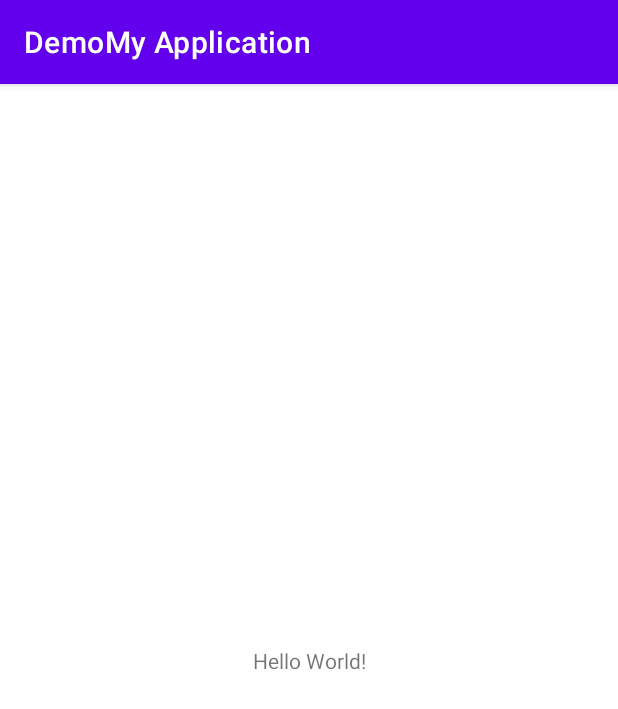
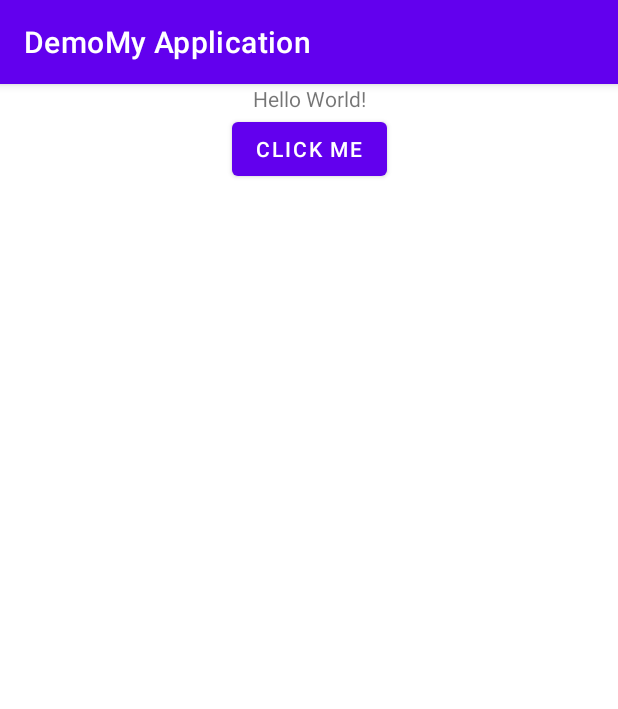
Before and after one commit to SeppeBe1/AndroidDevelopmentApp, an Android app: the screen it shows after launch (MainActivity), on a phone screen of 412 x 824 dp. Shown: the top 709 px of the screen. Run offline under Robolectric (Android 15) with nearby library versions, the phone set to English and light mode, and no system bars.

Commit message:
button en dynamisch label toegevoegd

```diff
--- a/app/src/main/java/com/example/demomyapplication/MainActivity.java
+++ b/app/src/main/java/com/example/demomyapplication/MainActivity.java
@@ -3,6 +3,9 @@ package com.example.demomyapplication;
 import androidx.appcompat.app.AppCompatActivity;
 
 import android.os.Bundle;
+import android.view.View;
+import android.widget.Button;
+import android.widget.TextView;
 
 public class MainActivity extends AppCompatActivity {
 
@@ -10,5 +13,14 @@ public class MainActivity extends AppCompatActivity {
     protected void onCreate(Bundle savedInstanceState) {
         super.onCreate(savedInstanceState);
         setContentView(R.layout.activity_main);
+
+        Button mijnKnop = findViewById(R.id.mijnButton);
+        mijnKnop.setOnClickListener(new View.OnClickListener() {
+            @Override
+            public void onClick(View view) {
+                TextView mijnTextView = findViewById(R.id.mijnTextView);
+                mijnTextView.setText("Kaas");
+            }
+        });
     }
 }
--- a/app/src/main/res/layout/activity_main.xml
+++ b/app/src/main/res/layout/activity_main.xml
@@ -7,12 +7,23 @@
     tools:context=".MainActivity">
 
     <TextView
+        android:id="@+id/mijnTextView"
         android:layout_width="wrap_content"
         android:layout_height="wrap_content"
         android:text="Hello World!"
-        app:layout_constraintBottom_toBottomOf="parent"
+        app:layout_constraintBottom_toTopOf="@id/mijnButton"
         app:layout_constraintLeft_toLeftOf="parent"
         app:layout_constraintRight_toRightOf="parent"
         app:layout_constraintTop_toTopOf="parent" />
 
+    <Button
+        android:id="@+id/mijnButton"
+        android:layout_width="wrap_content"
+        android:layout_height="wrap_content"
+        android:text="Click me"
+        app:layout_constraintBottom_toTopOf="@id/mijnButton"
+        app:layout_constraintLeft_toLeftOf="parent"
+        app:layout_constraintRight_toRightOf="parent"
+        app:layout_constraintBottom_toBottomOf="@id/mijnTextView"/>
+
 </androidx.constraintlayout.widget.ConstraintLayout>
```
